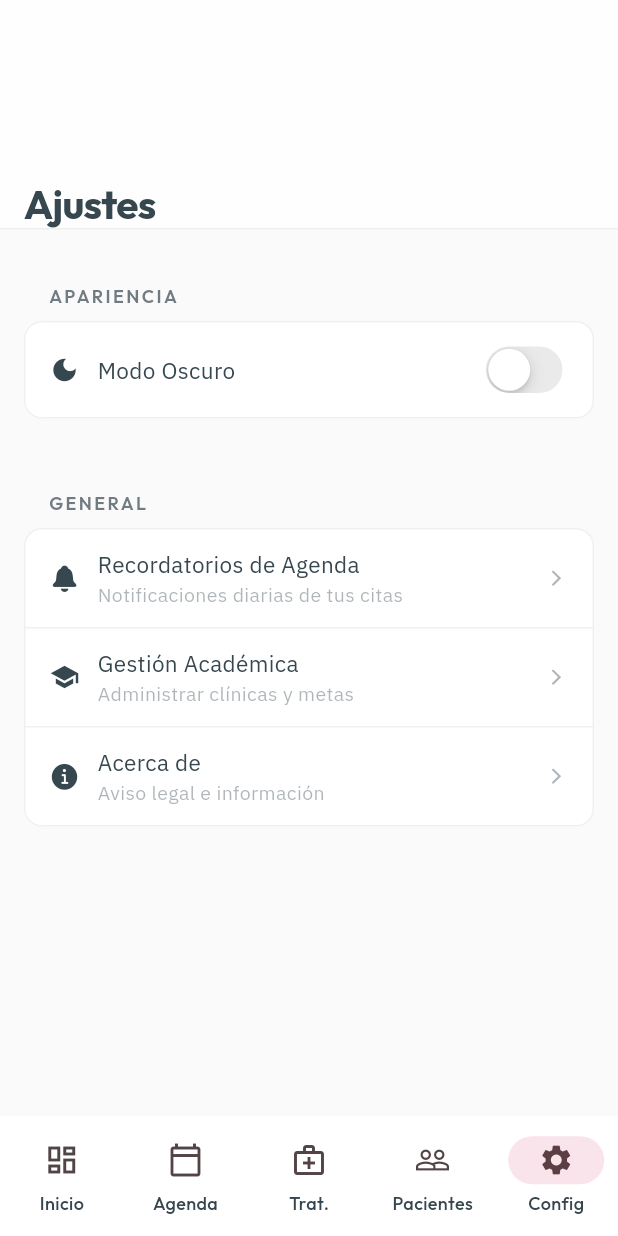
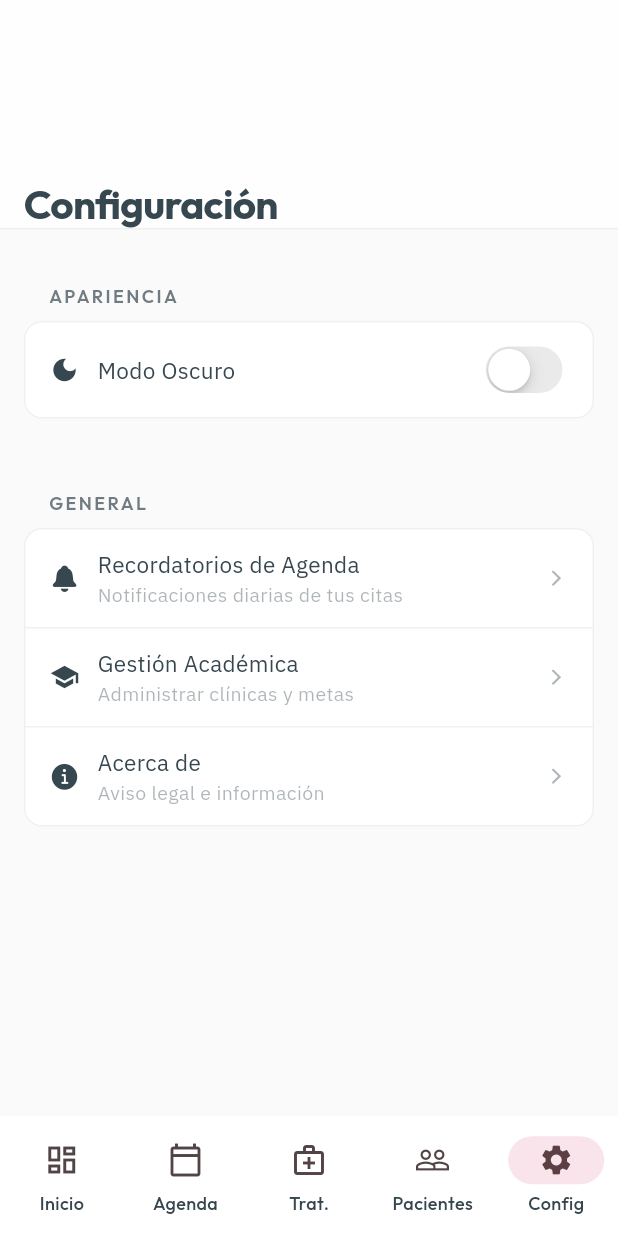
Before and after one commit to TheJulianAlva/project-mmh, a Flutter app: the screen it shows after launch, item 5 of the bottom bar chosen, on a phone screen of 412 x 824 dp. Run offline on Flutter 3.47's test engine with Material 3 defaults, Android fonts, the phone set to English and light mode, and no system bars; our stand-ins replace flutter_colorpicker, flutter_form_builder, flutter_local_notifications, flutter_riverpod, flutter_timezone, form_builder_validators and 10 more; accounts and stored records are empty.

Commit message:
fix: mantiene el título "Configuración" en Ajustes

```diff
--- a/code/project_mmh/lib/features/settings/presentation/screens/settings_screen.dart
+++ b/code/project_mmh/lib/features/settings/presentation/screens/settings_screen.dart
@@ -161,7 +161,7 @@ class SettingsScreen extends ConsumerWidget {
     );
 
     return AppScaffold(
-      title: 'Ajustes',
+      title: 'Configuración',
       showBack: false,
       slivers: [
         SliverToBoxAdapter(
```
